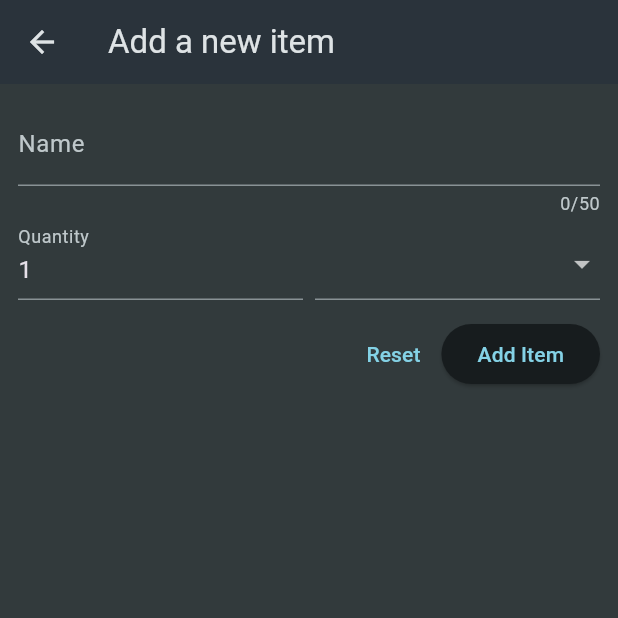
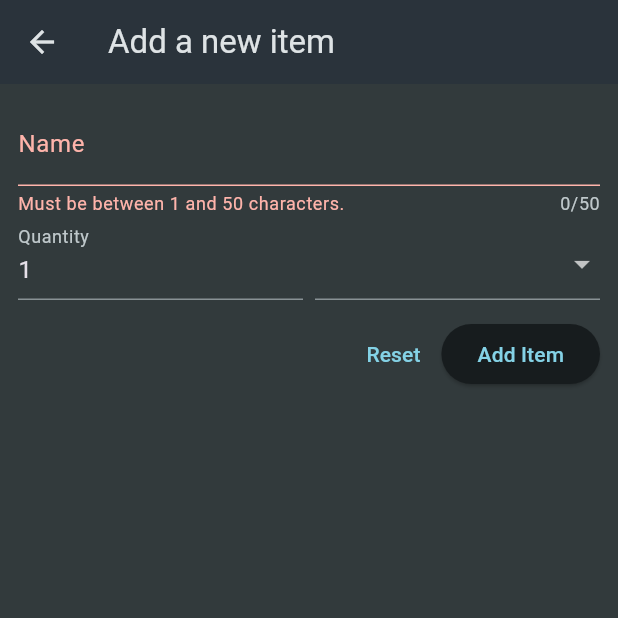
Before and after one commit to AmmarSultanDev/shopping_list_app, a Flutter app: the NewItem screen opened directly, after a tap on "Add Item", on a phone screen of 412 x 824 dp, the top half of it. Run offline on Flutter 3.47's test engine with Material 3 defaults, Android fonts, the phone set to English and light mode, and no system bars.

Commit message:
feat: Add form validation and submission functionality to NewItem widget

```diff
--- a/lib/widgets/new_item.dart
+++ b/lib/widgets/new_item.dart
@@ -9,6 +9,13 @@ class NewItem extends StatefulWidget {
 }
 
 class _NewItemState extends State<NewItem> {
+  final _formKey = GlobalKey<FormState>();
+
+  void _saveItem() {
+    _formKey.currentState!.validate();
+    // Save the item
+  }
+
   @override
   Widget build(BuildContext context) {
     return Scaffold(
@@ -18,6 +25,7 @@ class _NewItemState extends State<NewItem> {
       body: Padding(
         padding: const EdgeInsets.all(12),
         child: Form(
+          key: _formKey,
           child: Column(
             children: [
               TextFormField(
@@ -43,6 +51,7 @@ class _NewItemState extends State<NewItem> {
                       decoration: const InputDecoration(
                         label: Text('Quantity'),
                       ),
+                      keyboardType: TextInputType.number,
                       initialValue: '1',
                       validator: (value) {
                         if (value == null ||
@@ -80,9 +89,13 @@ class _NewItemState extends State<NewItem> {
               Row(
                 mainAxisAlignment: MainAxisAlignment.end,
                 children: [
-                  TextButton(onPressed: () {}, child: const Text('Reset')),
+                  TextButton(
+                      onPressed: () {
+                        _formKey.currentState!.reset();
+                      },
+                      child: const Text('Reset')),
                   ElevatedButton(
-                      onPressed: () {}, child: const Text('Add Item')),
+                      onPressed: _saveItem, child: const Text('Add Item')),
                 ],
               )
             ],
```
